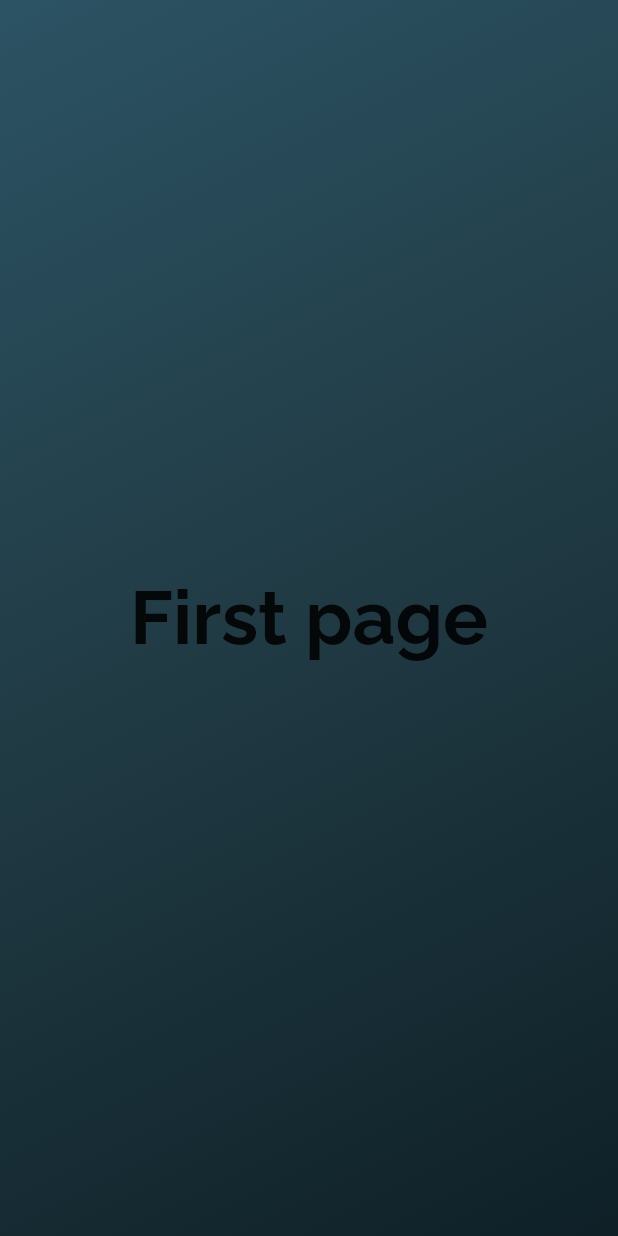
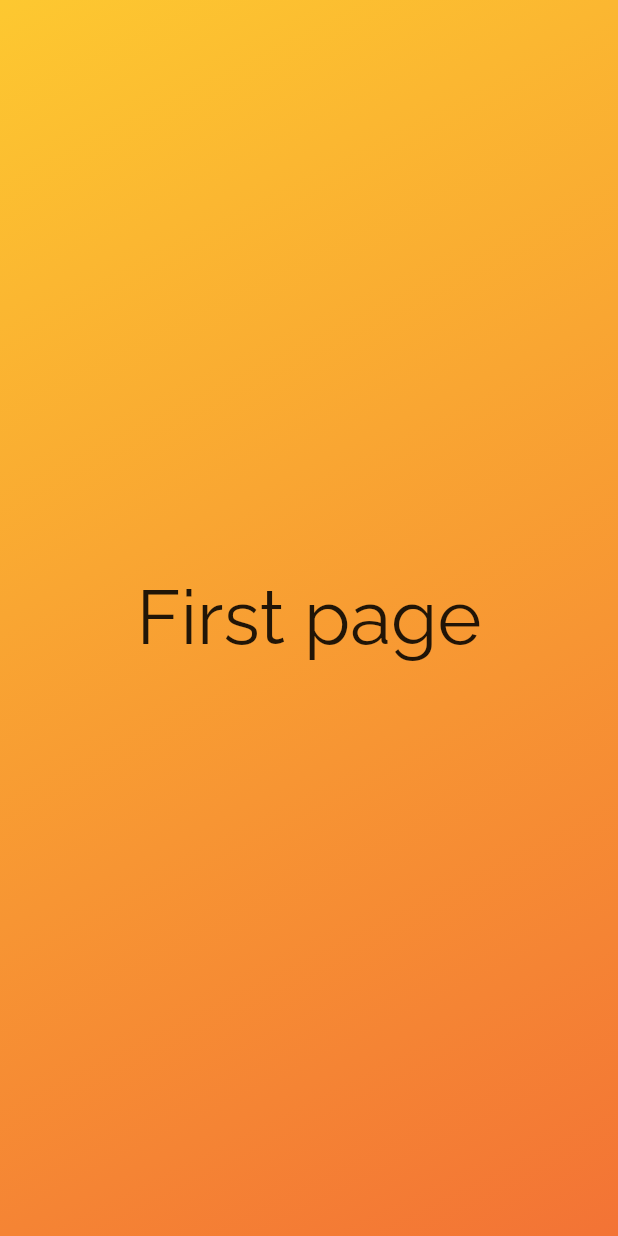
Before and after one commit to shalim-khan/flutter-full-screen-page-view, a Flutter app: the screen it shows after launch, on a phone screen of 412 x 824 dp. Run offline on Flutter 3.47's test engine with Material 2 defaults, Android fonts, the phone set to English and light mode, and no system bars; our stand-ins replace google_fonts.

Commit message:
Fonts and gradients

```diff
--- a/flutter_full_screen_page_view/lib/main.dart
+++ b/flutter_full_screen_page_view/lib/main.dart
@@ -33,9 +33,8 @@ class HomePage extends StatelessWidget {
           begin: Alignment.topLeft,
           end: Alignment.bottomRight,
           colors: [
-            Color(0xFF2C5364),
-            Color(0xFF203A43),
-            Color(0xFF0F2027),
+            Color(0xFFFDC830),
+            Color(0xFFF37335),
           ],
         ),
       ),
@@ -49,7 +48,7 @@ class HomePage extends StatelessWidget {
               style: GoogleFonts.getFont(
                 mainFont,
                 fontSize: 50,
-                fontWeight: FontWeight.bold,
+                // fontWeight: FontWeight.bold, // web HTML renderer messes up bold text
               ),
             )
           ],
@@ -72,7 +71,7 @@ class HomePage extends StatelessWidget {
               style: GoogleFonts.getFont(
                 mainFont,
                 fontSize: 50,
-                fontWeight: FontWeight.bold,
+                // fontWeight: FontWeight.bold, // web HTML renderer messes up bold text
                 // color: Colors.white,
               ),
             )
@@ -107,7 +106,7 @@ class HomePage extends StatelessWidget {
                 mainFont,
                 // color: Colors.white,
                 fontSize: 50,
-                fontWeight: FontWeight.bold,
+                // fontWeight: FontWeight.bold, // web HTML renderer messes up bold text
               ),
             )
           ],
--- a/flutter_full_screen_page_view/lib/utils.dart
+++ b/flutter_full_screen_page_view/lib/utils.dart
@@ -1,5 +1,4 @@
 import 'package:flutter/material.dart';
-import 'package:google_fonts/google_fonts.dart';
 
 class CleanApp extends StatelessWidget {
   final Widget home;
@@ -15,21 +14,13 @@ class CleanApp extends StatelessWidget {
       debugShowCheckedModeBanner: false,
       theme: ThemeData(
         brightness: Brightness.light,
-        primaryColor: Colors.cyan, // iOS PWA status bar background color for light AND dark modes
+        primaryColor: Colors.blueGrey.shade900, // iOS PWA status bar background color for light AND dark modes
         scaffoldBackgroundColor: Colors.white,
-        // textTheme: getTextTheme(context),
       ),
       darkTheme: ThemeData(
         brightness: Brightness.dark,
         scaffoldBackgroundColor: Colors.grey.shade900,
-        // textTheme: getTextTheme(context),
       ),
     );
   }
 }
-
-// getTextTheme(context) {
-//   return GoogleFonts.archivoTextTheme(
-//     Theme.of(context).textTheme, // If this is not set, then ThemeData.light().textTheme is used.
-//   );
-// }
```
